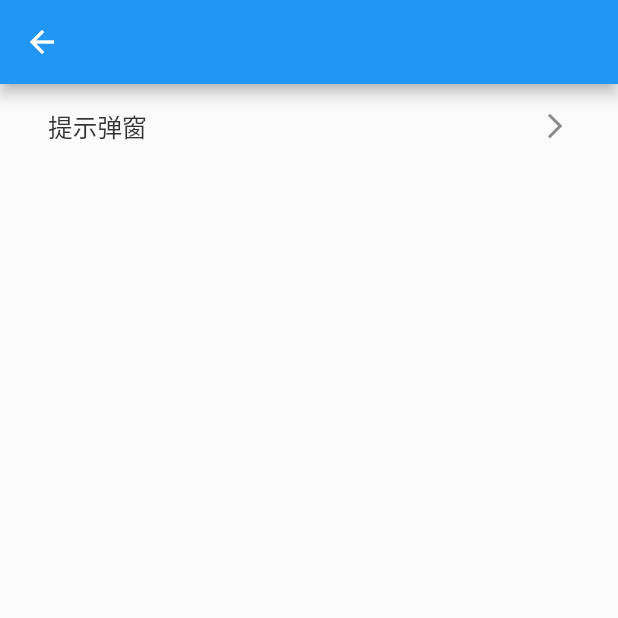
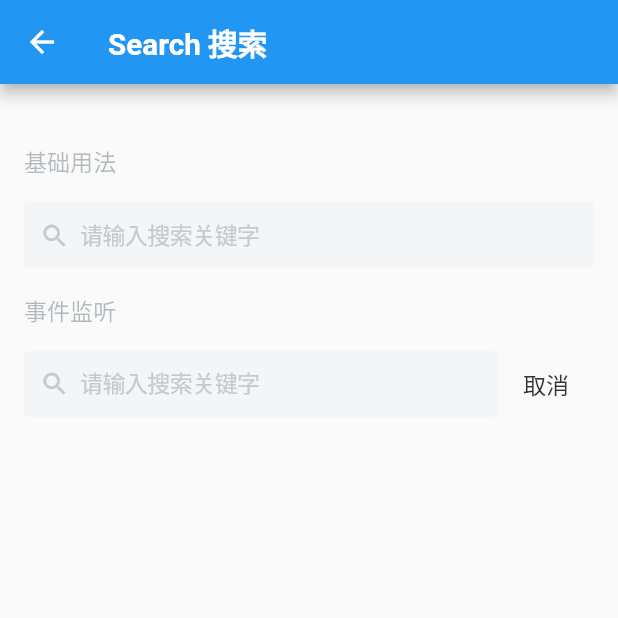
Before and after one commit to gaoyong06/gleam, a Flutter app: the SearchPage screen opened directly, on a phone screen of 412 x 824 dp, the top half of it. Run offline on Flutter 3.47's test engine with Material 2 defaults, Android fonts, the phone set to English and light mode, and no system bars; drawn by our look-alikes of oktoast; our stand-ins replace badges, extended_image, flutter_screenutil, string_validator; missing offline and left inert: flutter_custom_dialog, wechat_assets_picker, wechat_camera_picker; network calls fail.

Commit message:
修改：完善Search

```diff
--- a/example/lib/pages/search_page.dart
+++ b/example/lib/pages/search_page.dart
@@ -4,12 +4,10 @@
  * @Last Modified by: gaoyong06@qq.com
  * @Last Modified time: 2020-11-06 14:08:23
  */
-import 'dart:io';
 
 import 'package:flutter/material.dart';
 import 'package:gleam/gleam.dart';
 import 'package:gleam/style/style.dart';
-import 'package:gleam_example/r.dart';
 import 'package:oktoast/oktoast.dart';
 
 /// SearchPage搜索示例程序
@@ -23,26 +21,89 @@ class SearchPage extends StatefulWidget {
 class _SearchPageState extends State<SearchPage> {
   @override
   Widget build(BuildContext context) {
+    TextEditingController textEditingController = TextEditingController();
     return Scaffold(
-      appBar: AppBar(),
-      body: ListView(
+      appBar: AppBar(
+        title: Text(
+          "Search 搜索",
+          style: Style.ts_FFFFFF_18_bold,
+        ),
+      ),
+      body: SingleChildScrollView(
         padding: EdgeInsets.symmetric(vertical: 0, horizontal: 16.0),
-        children: ListTile.divideTiles(context: context, tiles: [
-          //提出弹窗
-          ListTile(
-              title: Text(
-                '提示弹窗',
-                style: Style.ts_333333_15,
+        child: Column(
+          crossAxisAlignment: CrossAxisAlignment.start,
+          children: [
+            SizedBox(
+              height: 40.0,
+            ),
+            Text(
+              "基础用法",
+              style: Style.ts_66455A64_14,
+            ),
+            SizedBox(
+              height: 16.0,
+            ),
+            Search(),
+            SizedBox(
+              height: 16.0,
+            ),
+            Text(
+              "事件监听",
+              style: Style.ts_66455A64_14,
+            ),
+            SizedBox(
+              height: 16.0,
+            ),
+            Search(
+              controller: textEditingController,
+              rightIcon: SizedBox(
+                height: 44.0,
+                child: TextButton(
+                  onPressed: () {
+                    //TODO: 后面得关闭按钮没有隐藏
+                    textEditingController.text = "";
+                    showToast("取消");
+                  },
+                  child: Text(
+                    "取消",
+                    style: Style.ts_323233_14,
+                  ),
+                ),
               ),
-              trailing: Icon(
-                Icons.arrow_forward_ios_outlined,
-                size: 20,
-              ),
-              onTap: () {
-                showToast('确定');
-              }),
-        ]).toList(),
+
+              // InkWell(
+              //   onTap: () {
+              //     // _controller?.text = "";
+              //     // setState(() {
+              //     //   _showDelete = false;
+              //     // });
+              //     showToast("取消");
+              //   },
+              //   child: Text(
+              //     "取消",
+              //     style: Style.ts_323233_14,
+              //   ),
+              // ),
+              //   offstage: false,
+              // ),
+            ),
+          ],
+        ),
       ),
     );
   }
 }
+
+// Offstage(
+//           child: InkWell(
+//             onTap: () {
+//               _controller?.text = "";
+//               setState(() {
+//                 _showDelete = false;
+//               });
+//             },
+//             child: widget.rightIcon,
+//           ),
+//           offstage: !_showDelete,
+//         )
--- a/lib/src/search.dart
+++ b/lib/src/search.dart
@@ -7,7 +7,10 @@
 
 import 'package:flutter/cupertino.dart';
 import 'package:flutter/material.dart';
-import 'package:flutter_screenutil/flutter_screenutil.dart';
+import 'package:gleam/style/app_colors.dart';
+import 'package:gleam/style/dimens.dart';
+import 'package:gleam/style/style.dart';
+import 'package:string_validator/string_validator.dart';
 
 ///
 /// 简单的搜索空间
@@ -16,11 +19,11 @@ import 'package:flutter_screenutil/flutter_screenutil.dart';
 ///
 ///
 class Search extends StatefulWidget {
+  //输入框控制器
+  final TextEditingController controller;
+
   //背景色
   final Color bgColor;
-
-  //文字颜色
-  final Color textColor;
 
   //边框颜色
   final Color borderColor;
@@ -28,16 +31,19 @@ class Search extends StatefulWidget {
   //文字
   final String text;
 
-  //文字大小
-  final double fontSize;
+  //文字样式
+  final TextStyle textStyle;
 
   //圆角弧度
   final double radius;
 
-  //左边图标
-  final Widget leftIcon;
+  //输入框内前缀图标
+  final Widget prefix;
 
-  //右边图标
+  //输入框内后缀Widget
+  final Widget suffix;
+
+  //输入框外右侧Widget
   final Widget rightIcon;
 
   //外边距
@@ -48,6 +54,9 @@ class Search extends StatefulWidget {
 
   //提示文字
   final String hintText;
+
+  //提示文字样式
+  final TextStyle hintStyle;
 
   //高度
   final double height;
@@ -71,18 +80,20 @@ class Search extends StatefulWidget {
   final FocusNode focusNode;
 
   Search({
-    this.bgColor = const Color(0xFFF4F5F7),
+    this.controller,
+    this.bgColor = AppColors.clF4F5F7,
     this.text = "",
-    this.textColor = Colors.black,
-    this.fontSize = 12,
+    this.textStyle,
     this.radius = 3,
-    this.leftIcon,
-    this.rightIcon = const Icon(Icons.close, size: 20),
+    this.prefix,
+    this.suffix,
+    this.rightIcon,
     this.borderColor = Colors.transparent,
     this.margin = const EdgeInsets.all(0),
     this.padding = const EdgeInsets.symmetric(horizontal: 10),
-    this.hintText,
-    this.height = 40,
+    this.hintText = "请输入搜索关键字",
+    this.hintStyle,
+    this.height = 44,
     this.onChanged,
     this.onSubmitted,
     this.textInputAction,
@@ -97,17 +108,50 @@ class Search extends StatefulWidget {
 
 class _SearchState extends State<Search> {
   TextEditingController _controller;
-  bool _showDelete = false;
+  bool _showSuffix = false;
 
   @override
   void initState() {
     super.initState();
-    _controller = TextEditingController(text: widget.text);
+    _controller = widget.controller ?? TextEditingController(text: widget.text);
   }
 
   @override
   Widget build(BuildContext context) {
-    return Container(
+    _showSuffix = _controller.text.length == 0 ? false : true;
+
+    print("打印调试日志：");
+    print("_showSuffix : " + _showSuffix.toString());
+
+    //默认输入框前缀Widget
+    Widget _defaultPrefix = Icon(
+      Icons.search,
+      size: 20.0,
+      color: AppColors.clC8C9CC,
+    );
+
+    //默认输入框内后缀Widget
+    Widget _defaultSuffix = Offstage(
+      child: InkWell(
+        onTap: () {
+          _controller?.text = "";
+          setState(() {
+            _showSuffix = false;
+          });
+        },
+        child: Icon(
+          Icons.cancel,
+          size: 20.0,
+          color: AppColors.clC8C9CC,
+        ),
+      ),
+      offstage: !_showSuffix,
+    );
+
+    return Row(
+      children: [
+        Expanded(
+          child: Container(
             height: widget.height,
             decoration: BoxDecoration(
               color: widget.bgColor,
@@ -116,20 +160,13 @@ class _SearchState extends State<Search> {
             ),
             padding: widget.padding,
             margin: widget.margin,
-      child: Row(
-        children: [
-          Padding(
-              padding:
-                  EdgeInsets.symmetric(horizontal: ScreenUtil().setWidth(4)),
-              child: widget.leftIcon ?? Icon(Icons.search)),
-          Expanded(
             child: CupertinoTextField(
               focusNode: widget.focusNode,
-              placeholder: widget.hintText ?? "搜索",
-              placeholderStyle: TextStyle(
-                fontSize: 14.0,
-                color: const Color(0xFF999999),
-              ),
+              style: widget.textStyle ??
+                  TextStyle(
+                      color: AppColors.cl323233, fontSize: Dimens.fontPt14),
+              placeholder: widget.hintText,
+              placeholderStyle: widget.hintStyle ?? Style.ts_C8C9CC_14,
               cursorColor: const Color(0xFF333333),
               cursorWidth: 1,
               decoration: BoxDecoration(
@@ -137,7 +174,8 @@ class _SearchState extends State<Search> {
               controller: _controller,
               onChanged: (str) {
                 setState(() {
-                  _showDelete = str?.isNotEmpty ?? false;
+                  _showSuffix = str?.isNotEmpty ?? false;
+                  print("_showSuffix " + _showSuffix.toString());
                 });
                 widget.onChanged?.call(str);
               },
@@ -145,23 +183,13 @@ class _SearchState extends State<Search> {
               onSubmitted: widget.onSubmitted,
               autofocus: widget.autoFocus ?? false,
               keyboardType: widget.keyboardType,
+              prefix: widget.prefix ?? _defaultPrefix,
+              suffix: widget.suffix ?? _defaultSuffix,
             ),
           ),
-          SizedBox(width: 10),
-          Offstage(
-            child: InkWell(
-              onTap: () {
-                _controller?.text = "";
-                setState(() {
-                  _showDelete = false;
-                });
-              },
-              child: widget.rightIcon,
         ),
-            offstage: !_showDelete,
-          )
+        widget.rightIcon ?? Container(),
       ],
-      ),
     );
   }
 
--- a/lib/style/style.dart
+++ b/lib/style/style.dart
@@ -241,4 +241,12 @@ class Style {
     fontSize: Dimens.fontPt14,
     color: AppColors.cl969799,
   );
+
+  static TextStyle ts_C8C9CC_14 =
+      TextStyle(fontSize: Dimens.fontPt14, color: AppColors.clC8C9CC);
+
+  static TextStyle ts_323233_14 = TextStyle(
+    fontSize: Dimens.fontPt14,
+    color: AppColors.cl323233,
+  );
 }
```
Also changed, not shown: lib/style/dimens.dart (+10 -10 lines), 1 other file. Lines whose indentation alone changed are shown as unchanged.
